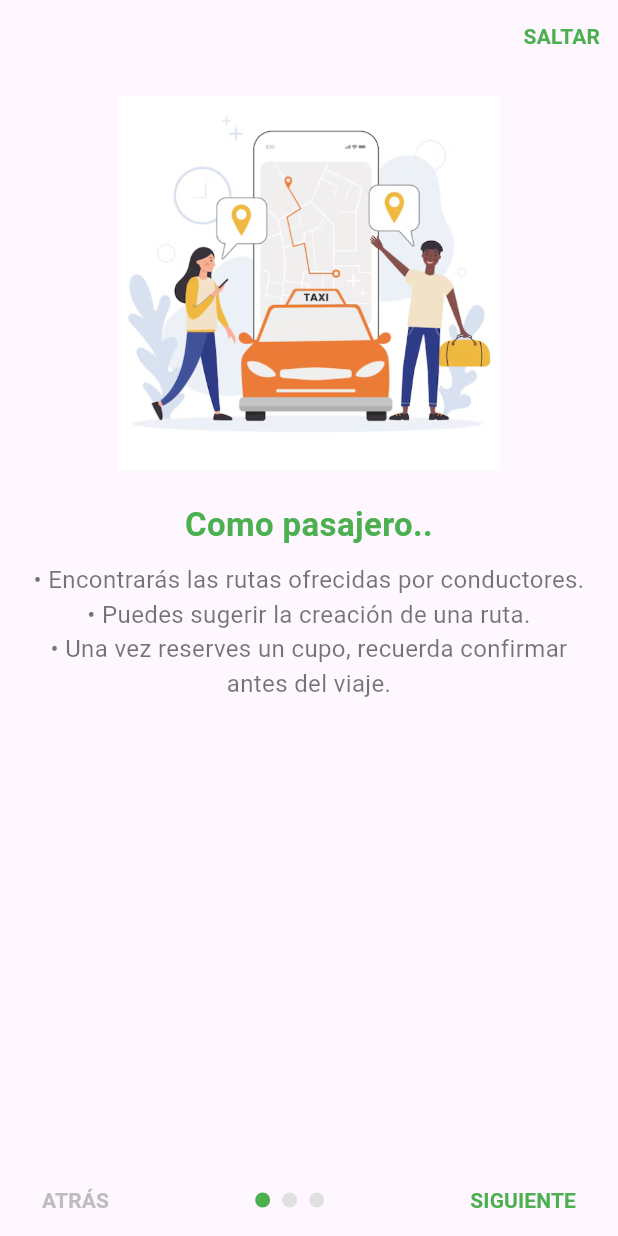
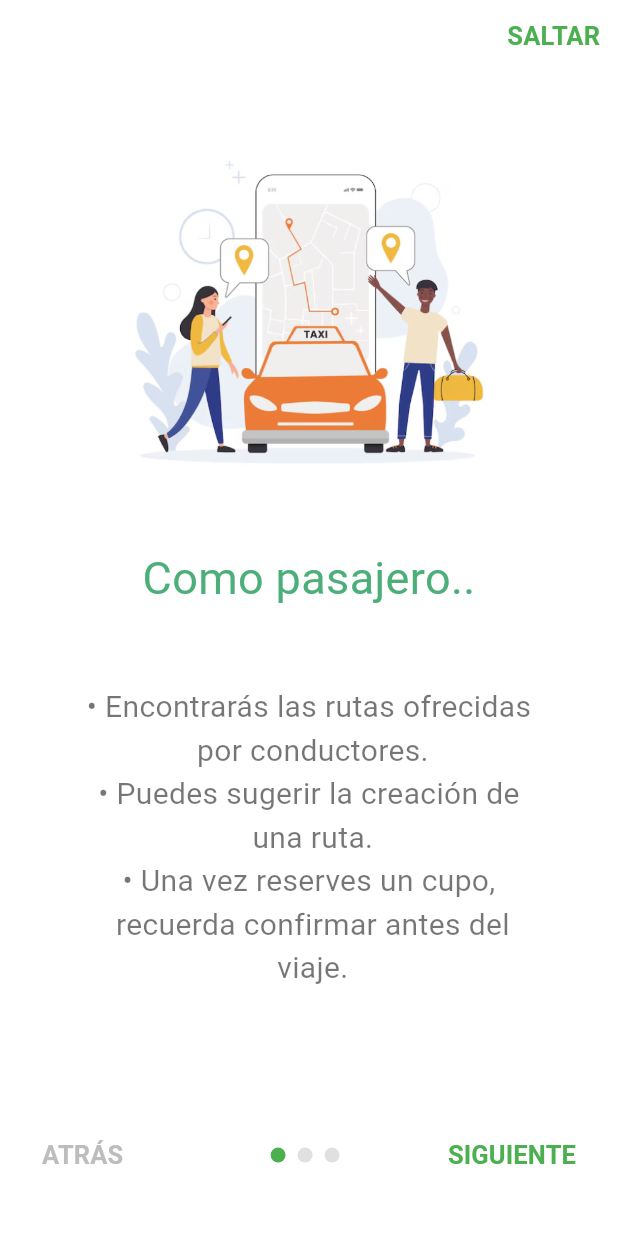
Before and after one commit to silviac43/UILS, a Flutter app: the screen it shows after launch, after a tap on "Colectivo", on a phone screen of 412 x 824 dp. Run offline on Flutter 3.47's test engine with Material 3 defaults, Android fonts, the light colour scheme and no system bars.

Commit message:
Improve design tutorial

```diff
--- a/lib/main.dart
+++ b/lib/main.dart
@@ -20,7 +20,7 @@ class InitialScreen extends StatelessWidget {
   @override
   Widget build(BuildContext context) {
     return Scaffold(
-      backgroundColor: Colors.white,
+      backgroundColor: const Color.fromARGB(255, 255, 255, 255),
       body: Column(
         mainAxisAlignment: MainAxisAlignment.spaceBetween,
         children: [
@@ -28,66 +28,68 @@ class InitialScreen extends StatelessWidget {
             padding: const EdgeInsets.only(top: 40.0),
             child: Column(
               children: [
+
+                SizedBox(height: 15),
+
                 // Logo UIS
                 Image.asset(
                   'assets/images/logo.png',
                   width: 100,
                   height: 100,
                 ),
-                SizedBox(height: 10),
+                SizedBox(height: 2),
                 Text(
                   'UILS',
                   style: TextStyle(
-                    fontSize: 28,
+                    fontSize: 36,
                     fontWeight: FontWeight.bold,
-                    color: Colors.green,
+                    color: Color.fromRGBO(6, 135, 4, 1),
                   ),
                 ),
                 Text(
                   '¡On the road!',
                   style: TextStyle(
-                    fontSize: 16,
-                    color: Colors.grey,
+                    fontSize: 18,
+                    color: Color.fromRGBO(94, 174, 92, 1),
                   ),
                 ),
               ],
             ),
           ),
+
+          SizedBox(height: 60),
+
           // Clima y temperatura
           Row(
             mainAxisAlignment: MainAxisAlignment.center,
             children: [
               Icon(
                 Icons.cloud,
-                color: Colors.grey,
+                color: Color.fromRGBO(184, 184, 184, 1),
                 size: 40,
               ),
-              SizedBox(width: 10),
+              SizedBox(width: 12),
               Text(
                 '29 °C',
                 style: TextStyle(
-                  fontSize: 24,
-                  fontWeight: FontWeight.bold,
+                  fontSize: 20,
+                  color: Color.fromRGBO(113, 113, 113, 1),
                 ),
               ),
             ],
           ),
           // Información del Bus UIS
+          SizedBox(height: 70),
+
           Container(
             margin: EdgeInsets.symmetric(horizontal: 20),
             padding: EdgeInsets.all(16),
             decoration: BoxDecoration(
-              color: Colors.green.shade50,
+              color: Color.fromRGBO(197, 240, 214, 1),
               borderRadius: BorderRadius.circular(15),
             ),
             child: Column(
               children: [
-                Image.asset(
-                  'assets/images/bus.png',
-                  width: 200,
-                  height: 50,
-                ),
-                SizedBox(height: 10),
                 Text(
                   'Bus UIS',
                   style: TextStyle(
@@ -96,12 +98,37 @@ class InitialScreen extends StatelessWidget {
                     color: Colors.black,
                   ),
                 ),
+                SizedBox(height: 5),
+                Image.asset(
+                  'assets/images/bus.png',
+                  width: 200,
+                  height: 50,
+                ),
+                SizedBox(height: 10),
+
                 Text(
-                  'Lunes a Viernes\nPasa cada 30 minutos\n6:00 a.m. - 8:00 p.m.',
+                  'Lunes a Viernes',
                   textAlign: TextAlign.center,
                   style: TextStyle(
                     fontSize: 14,
-                    color: Colors.black54,
+                    color: Color.fromRGBO(59, 59, 59, 1),
+                  ),
+                ),
+                Text(
+                  'Pasa cada 30 minutos',
+                  textAlign: TextAlign.center,
+                  style: TextStyle(
+                    fontSize: 14,
+                    fontWeight: FontWeight.bold,
+                    color: Color.fromRGBO(59, 59, 59, 1),
+                  ),
+                ),
+                Text(
+                  '8:00 a.m. - 8:00 p.m.',
+                  textAlign: TextAlign.center,
+                  style: TextStyle(
+                    fontSize: 14,
+                    color: Color.fromRGBO(59, 59, 59, 1),
                   ),
                 ),
               ],
@@ -130,16 +157,17 @@ class InitialScreen extends StatelessWidget {
                 Positioned(
                   bottom: 50,
                   child: Container(
-                    padding: EdgeInsets.symmetric(horizontal: 50, vertical: 10),
+                    padding: EdgeInsets.symmetric(horizontal: 70, vertical: 12),
                     decoration: BoxDecoration(
-                      color: Colors.green,
+                      color: const Color.fromARGB(255, 26, 109, 51),
+                      border: Border.all(color: Colors.white, width: 1),
                       borderRadius: BorderRadius.circular(20),
                     ),
                     child: Text(
                       'Colectivo',
                       style: TextStyle(
-                        color: Colors.white,
-                        fontSize: 18,
+                        color: const Color.fromARGB(255, 255, 255, 255),
+                        fontSize: 20,
                         fontWeight: FontWeight.bold,
                       ),
                     ),
@@ -169,24 +197,25 @@ class _TutorialScreenState extends State<TutorialScreen> {
       "image": "assets/images/tuto1.png",
       "title": "Como pasajero..",
       "description":
-      "• Encontrarás las rutas ofrecidas por conductores.\n"
-          "• Puedes sugerir la creación de una ruta.\n"
-          "• Una vez reserves un cupo, recuerda confirmar antes del viaje.",
+      "• Encontrarás las rutas ofrecidas \n por conductores.\n"
+          "• Puedes sugerir la creación de \n una ruta.\n"
+          "• Una vez reserves un cupo, \n recuerda confirmar antes del \n viaje.",
     },
     {
       "image": "assets/images/tuto2.png",
       "title": "Como conductor..",
       "description":
-      "• Crea tu ruta con los puntos clave, precio y hora de salida.\n"
-          "• Recibe notificaciones de reservas y reasignaciones de cupos.\n"
-          "• Comunicación directa con chat grupal.",
+      "• Crea tu ruta con los puntos \n clave, precio y hora de salida.\n"
+          "• Recibe notificaciones de \n reservas y reasignaciones de \n cupos.\n"
+          "• Comunicación directa con chat \n grupal.",
     },
     {
       "image": "assets/images/tuto3.png",
-      "title": "Tu opinión es importante",
+      "title": "Tu opinión es \nimportante",
       "description":
-      "Califica a tu conductor o pasajeros al finalizar las rutas.\n"
-          "De este modo te ayudamos a escoger el servicio más adecuado para ti.",
+          "Califica a tu conductor o \n pasajeros al finalizar las \n rutas.\n"
+          " \n"
+          "De este modo te ayudamos a \n escoger el servicio más \n adecuado para ti.",
     },
   ];
 
@@ -211,6 +240,7 @@ class _TutorialScreenState extends State<TutorialScreen> {
   @override
   Widget build(BuildContext context) {
     return Scaffold(
+      backgroundColor: const Color.fromARGB(255, 255, 255, 255),
       body: SafeArea(
         child: Column(
           children: [
@@ -221,6 +251,7 @@ class _TutorialScreenState extends State<TutorialScreen> {
                 child: Text(
                   "SALTAR",
                   style: TextStyle(
+                    fontSize: 17,
                     color: Colors.green,
                     fontWeight: FontWeight.bold,
                   ),
@@ -242,26 +273,26 @@ class _TutorialScreenState extends State<TutorialScreen> {
                     child: Column(
                       crossAxisAlignment: CrossAxisAlignment.center,
                       children: [
+                        SizedBox(height: 30),
                         Image.asset(
                           tutorialData[index]["image"]!,
-                          height: 250,
+                          height: 240,
                         ),
-                        SizedBox(height: 20),
+                        SizedBox(height: 30),
                         Text(
                           tutorialData[index]["title"]!,
                           style: TextStyle(
-                            fontSize: 22,
-                            fontWeight: FontWeight.bold,
-                            color: Colors.green,
+                            fontSize: 30,
+                            color: const Color.fromARGB(255, 76, 175, 122),
                           ),
                           textAlign: TextAlign.center,
                         ),
-                        SizedBox(height: 10),
+                        SizedBox(height: 50),
                         Text(
                           tutorialData[index]["description"]!,
                           style: TextStyle(
-                            fontSize: 16,
-                            color: Colors.black54,
+                            fontSize: 20,
+                            color: const Color.fromARGB(137, 0, 0, 0),
                           ),
                           textAlign: TextAlign.center,
                         ),
@@ -284,8 +315,9 @@ class _TutorialScreenState extends State<TutorialScreen> {
                     )
                         : null,
                     child: Text(
-                      "ATRÁS",
+                      "ATRÁS      ",
                       style: TextStyle(
+                        fontSize: 17,
                         color:
                         _currentPage > 0 ? Colors.green : Colors.grey[400],
                         fontWeight: FontWeight.bold,
@@ -315,6 +347,7 @@ class _TutorialScreenState extends State<TutorialScreen> {
                           ? "SIGUIENTE"
                           : "COMENZAR",
                       style: TextStyle(
+                        fontSize: 17,
                         color: Colors.green,
                         fontWeight: FontWeight.bold,
                       ),
@@ -323,6 +356,7 @@ class _TutorialScreenState extends State<TutorialScreen> {
                 ],
               ),
             ),
+            SizedBox(height: 30),
           ],
         ),
       ),
@@ -354,14 +388,13 @@ class LoginScreen extends StatelessWidget {
                   ),
                 ),
               ),
-              SizedBox(height: 20),
+              SizedBox(height: 60),
               Center(
                 child: Text(
                   "Iniciar sesión",
                   style: TextStyle(
-                    fontSize: 24,
-                    fontWeight: FontWeight.bold,
-                    color: Colors.green,
+                    fontSize: 40,
+                    color: const Color.fromARGB(255, 68, 156, 100),
                   ),
                 ),
               ),
@@ -370,7 +403,12 @@ class LoginScreen extends StatelessWidget {
                 child: Row(
                   mainAxisAlignment: MainAxisAlignment.center,
                   children: [
-                    Text("¿Primera vez? "),
+                    Text(
+                        "¿Primera vez? ",
+                        style: TextStyle(
+                          fontSize: 20,
+                        ),
+                    ),
                     TextButton(
                       onPressed: () {
                         // Navegar a la página de registro
@@ -380,6 +418,7 @@ class LoginScreen extends StatelessWidget {
                         style: TextStyle(
                           color: Colors.green,
                           fontWeight: FontWeight.bold,
+                          fontSize: 20,
                         ),
                       ),
                     ),
@@ -396,6 +435,24 @@ class LoginScreen extends StatelessWidget {
                   ),
                   child: Column(
                     children: [
+
+                      Align(
+                        alignment: Alignment.centerLeft,
+                        child: TextButton(
+                          onPressed: () {
+                            // Navegar a la página de "Olvidé mi contraseña"
+                          },
+                          child: Text(
+                            "Ingrese sus datos",
+                            style: TextStyle(
+                              color: const Color.fromARGB(255, 0, 0, 0),
+                              fontSize: 20,
+                            ),
+                          ),
+                        ),
+                      ),
+
+                      SizedBox(height: 10),
                       TextField(
                         decoration: InputDecoration(
                           labelText: "Email",
@@ -405,7 +462,7 @@ class LoginScreen extends StatelessWidget {
                           ),
                         ),
                       ),
-                      SizedBox(height: 16),
+                      SizedBox(height: 40),
                       TextField(
                         obscureText: true,
                         decoration: InputDecoration(
@@ -416,16 +473,19 @@ class LoginScreen extends StatelessWidget {
                           ),
                         ),
                       ),
-                      SizedBox(height: 8),
+                      SizedBox(height: 20),
                       Align(
-                        alignment: Alignment.centerRight,
+                        alignment: Alignment.center,
                         child: TextButton(
                           onPressed: () {
                             // Navegar a la página de "Olvidé mi contraseña"
                           },
                           child: Text(
                             "Olvidé mi contraseña",
-                            style: TextStyle(color: Colors.green),
+                            style: TextStyle(
+                              color: Colors.green,
+                              fontSize: 18,
+                              ),
                           ),
                         ),
                       ),
@@ -433,7 +493,7 @@ class LoginScreen extends StatelessWidget {
                   ),
                 ),
               ),
-              SizedBox(height: 20),
+              SizedBox(height: 60),
               Center(
                 child: ElevatedButton(
                   onPressed: () {
@@ -444,15 +504,15 @@ class LoginScreen extends StatelessWidget {
                     shape: RoundedRectangleBorder(
                       borderRadius: BorderRadius.circular(12),
                     ),
-                    padding: EdgeInsets.symmetric(horizontal: 40, vertical: 16),
+                    padding: EdgeInsets.symmetric(horizontal: 65, vertical: 16),
                   ),
                   child: Text(
                     "Ingresar",
-                    style: TextStyle(fontSize: 16, color: Colors.white),
+                    style: TextStyle(fontSize: 20, color: Colors.white),
                   ),
                 ),
               ),
-              SizedBox(height: 20),
+              SizedBox(height: 50),
               Center(
                 child: IconButton(
                   onPressed: () {
```
